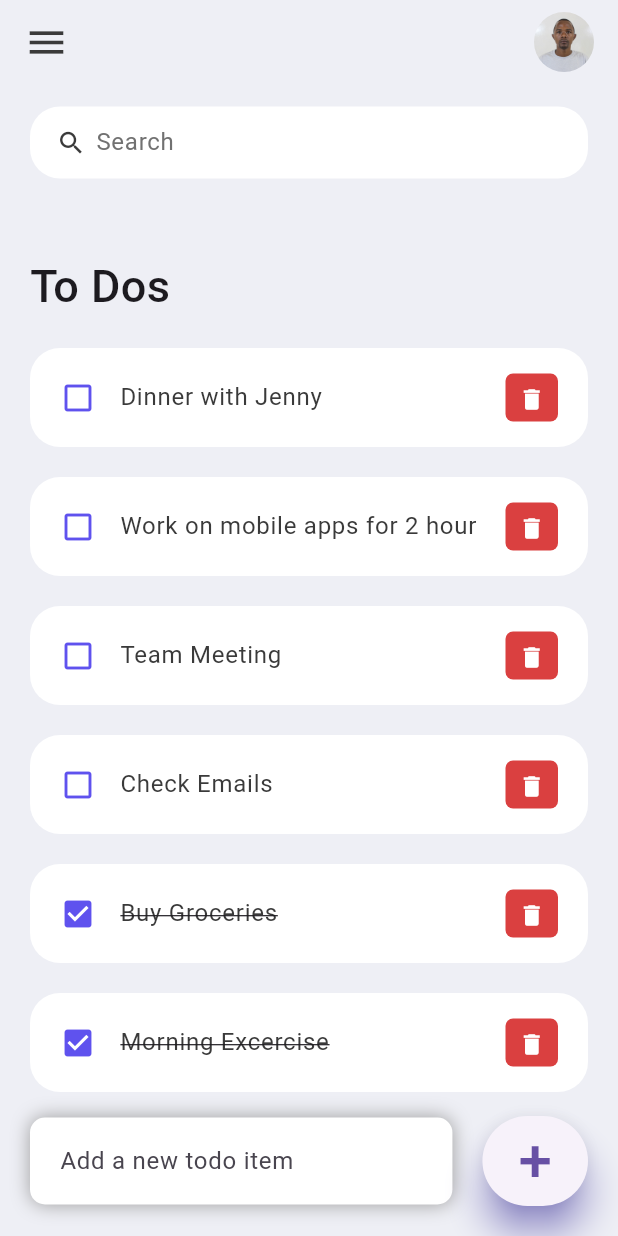
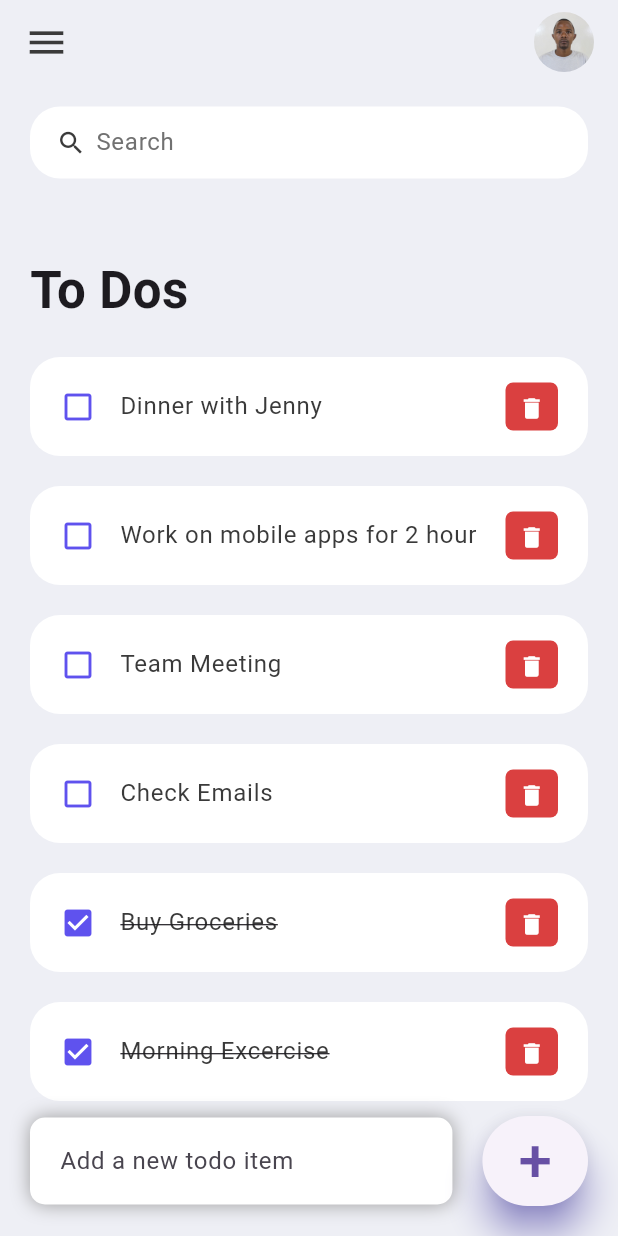
Before and after one commit to paulmagadi/PLP, a Flutter app: the screen it shows after launch, on a phone screen of 412 x 824 dp. Run offline on Flutter 3.47's test engine with Material 3 defaults, Android fonts, the phone set to English and light mode, and no system bars.

Commit message:
modified:   DART-and FLUTTER-HACKATHON-2/to_do_app/lib/screens/home.dart

```diff
--- a/DART-and FLUTTER-HACKATHON-2/to_do_app/lib/screens/home.dart
+++ b/DART-and FLUTTER-HACKATHON-2/to_do_app/lib/screens/home.dart
@@ -48,8 +48,8 @@ class _HomeState extends State<Home> {
                         child:const Text(
                           'To Dos',
                           style: TextStyle(
-                            fontSize: 30,
-                            fontWeight: FontWeight.w500,
+                            fontSize: 34,
+                            fontWeight: FontWeight.w600,
                           ),
                         ),
                       ),
```
